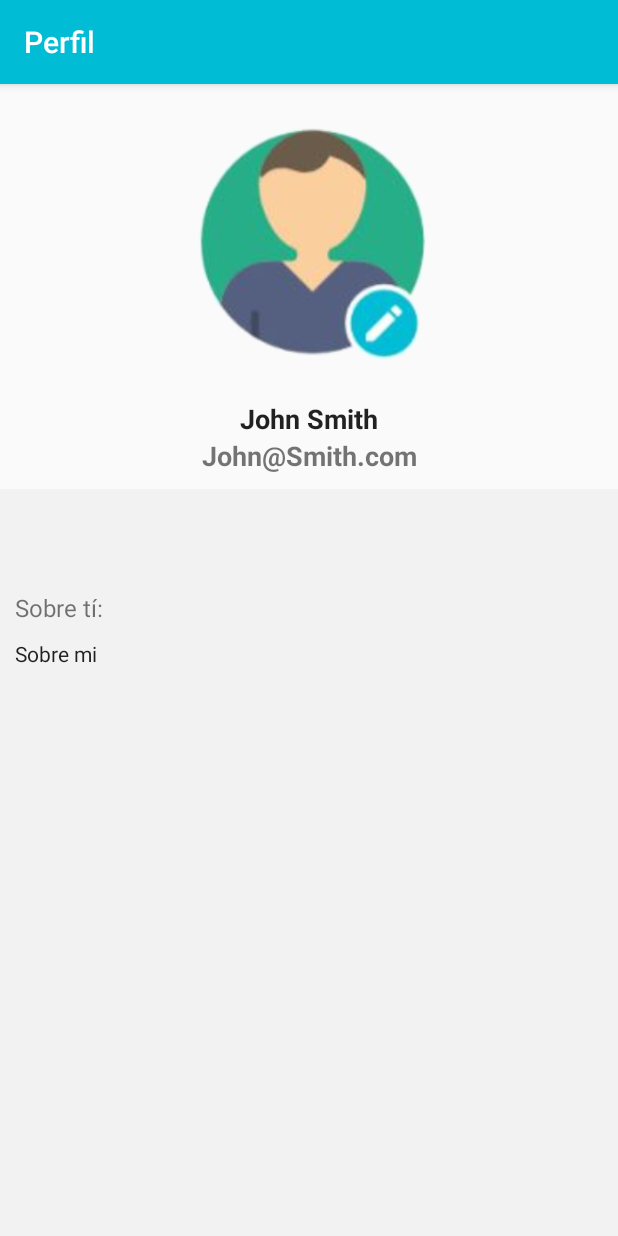
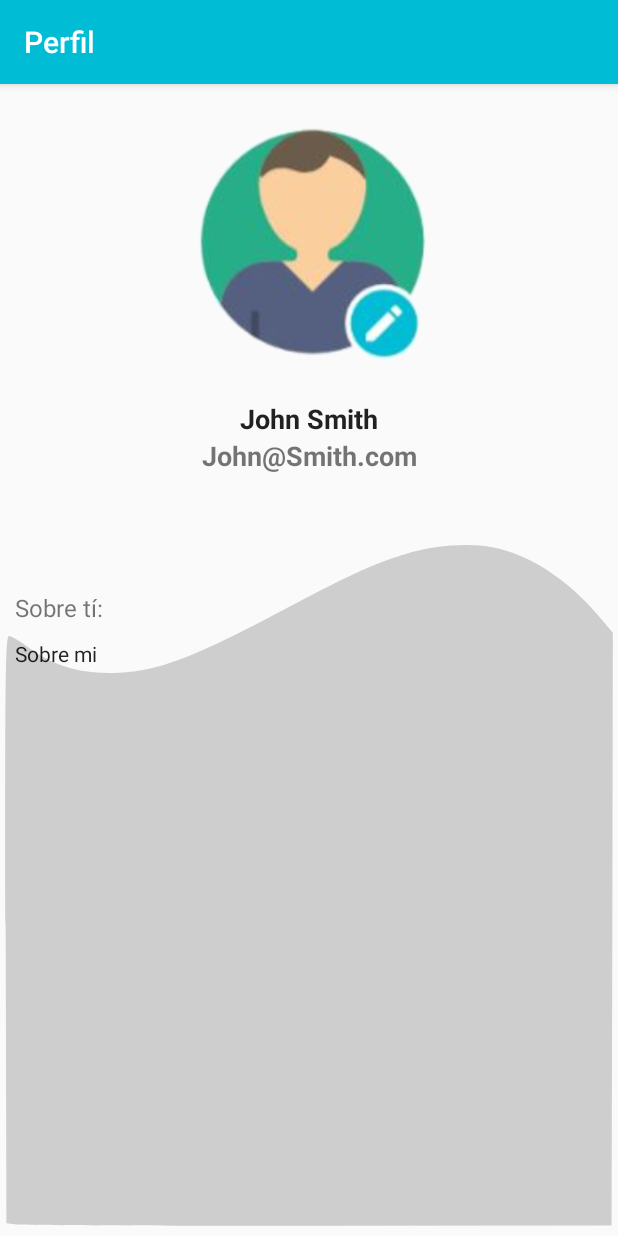
Before and after one commit to cgershen/prog, an Android app: the ProfileActivity screen opened directly, with no data from a screen before it, on a phone screen of 412 x 824 dp. Run offline under Robolectric (Android 15) with nearby library versions, the phone set to English and light mode, and no system bars.

Commit message:
Update activity_profile.xml

```diff
--- a/front/Android/PumaRide/app/src/main/res/layout/activity_profile.xml
+++ b/front/Android/PumaRide/app/src/main/res/layout/activity_profile.xml
@@ -45,7 +45,7 @@
         android:layout_width="match_parent"
         android:layout_height="match_parent"
         android:orientation="vertical"
-        android:background="#f2f2f2"
+        android:background="@drawable/profile_background_gray"
         android:weightSum="1">
         <TextView
             android:text="Sobre tí:"
```
